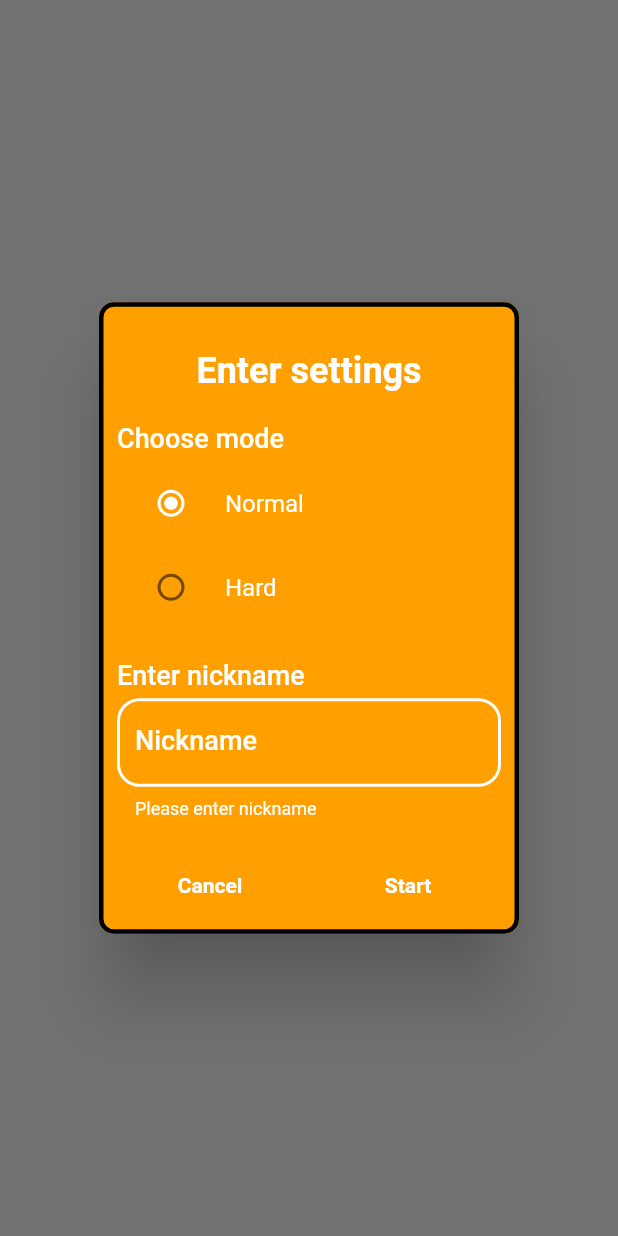
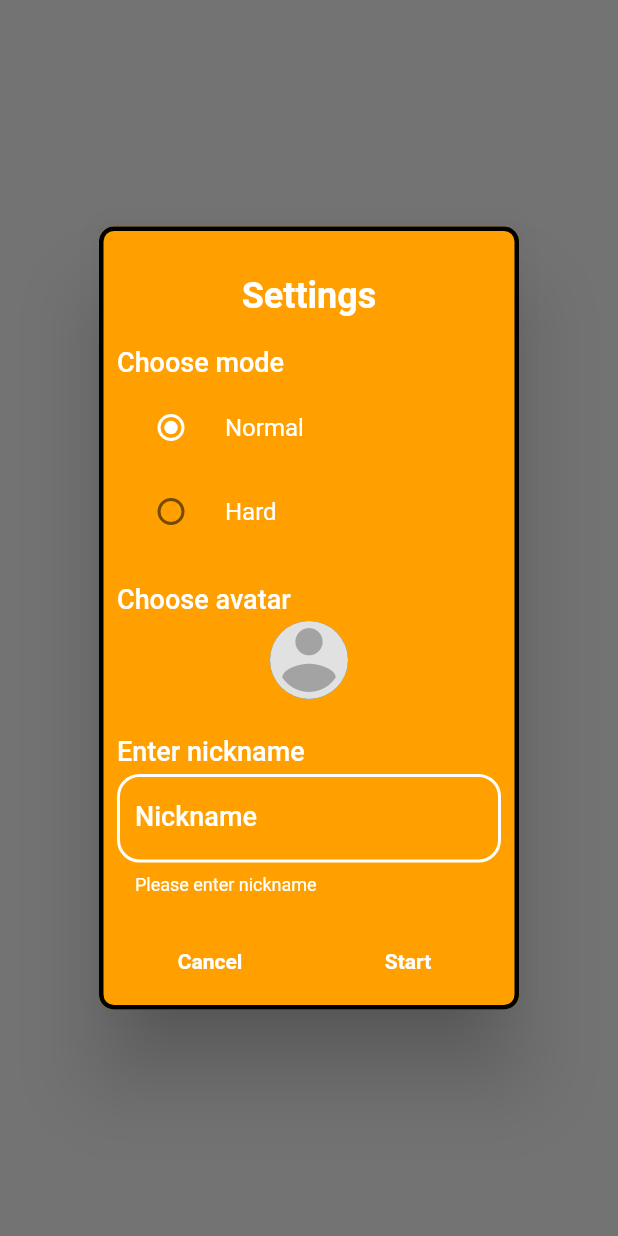
Before and after one commit to BartoszRudnik/snake_flutter, a Flutter app: what showStartDialog() shows on an empty page, opened directly, after a tap on "Start", on a phone screen of 412 x 824 dp. Run offline on Flutter 3.47's test engine with Material 2 defaults, Android fonts, the phone set to English and light mode, and no system bars; our stand-ins replace assets_audio_player, font_awesome_flutter, google_fonts, image_picker, screenshot, sensors_plus and 3 more; missing offline and left inert: flutter_vibrate; accounts and stored records are empty.

Commit message:
dodanie mozliwosci wyboru zdjecia profilowego gracza

```diff
--- a/lib/entry_screen.dart
+++ b/lib/entry_screen.dart
@@ -85,6 +85,7 @@ class _EntryScreenState extends State<EntryScreen> {
                                 arguments: {
                                   "username": args[0],
                                   "mode": args[1],
+                                  "image": args[2],
                                 },
                               );
                             }
--- a/lib/model/user.dart
+++ b/lib/model/user.dart
@@ -1,21 +1,31 @@
+import 'dart:typed_data';
+
 class User {
   String username;
+  String mode;
   int score;
+  Uint8List? image;
 
   User({
     required this.username,
     required this.score,
+    required this.image,
+    required this.mode,
   });
 
   static User fromJson(Map<String, Object> json) => User(
         username: json['username'] as String,
         score: json['score'] as int,
+        mode: json['mode'] as String,
+        image: Uint8List.fromList((json['image'] as String).codeUnits),
       );
 
   Map<String, dynamic> toJson() {
     return {
       "username": username,
       "score": score,
+      "mode": mode,
+      "image": String.fromCharCodes(image!),
     };
   }
 }
--- a/lib/utils/start_game_dialog.dart
+++ b/lib/utils/start_game_dialog.dart
@@ -1,9 +1,15 @@
+import 'dart:typed_data';
+
 import 'package:flutter/cupertino.dart';
 import 'package:flutter/material.dart';
+import 'package:flutter/services.dart';
+import 'package:image_picker/image_picker.dart';
 import 'package:snake_flutter/text_field_themes.dart';
 
 class StartGameDialog {
-  static Future<List<String>> showStartDialog(BuildContext context) async {
+  static Future<List<dynamic>> showStartDialog(BuildContext context) async {
+    Uint8List? image;
+
     final result = await showDialog(
       barrierDismissible: false,
       context: context,
@@ -28,7 +34,7 @@ class StartGameDialog {
               padding: EdgeInsets.all(8.0),
               child: Center(
                 child: Text(
-                  "Enter settings",
+                  "Settings",
                   style: TextStyle(
                     color: Colors.white,
                     fontSize: 24,
@@ -96,6 +102,55 @@ class StartGameDialog {
                         const Align(
                           alignment: Alignment.centerLeft,
                           child: Text(
+                            "Choose avatar",
+                            style: TextStyle(
+                              color: Colors.white,
+                              fontSize: 18,
+                              fontWeight: FontWeight.w500,
+                            ),
+                          ),
+                        ),
+                        GestureDetector(
+                          onTap: () async {
+                            final ImagePicker _picker = ImagePicker();
+
+                            XFile? newImage = await _picker.pickImage(source: ImageSource.gallery);
+                            final tmpImage = await newImage!.readAsBytes();
+
+                            setState(() {
+                              image = tmpImage;
+                            });
+                          },
+                          child: image == null
+                              ? Container(
+                                  height: 60,
+                                  width: 60,
+                                  padding: const EdgeInsets.symmetric(vertical: 4.0),
+                                  child: const CircleAvatar(
+                                    backgroundImage: AssetImage("assets/images/avatar.png"),
+                                    radius: 30,
+                                  ),
+                                )
+                              : Container(
+                                  height: 60,
+                                  width: 60,
+                                  padding: const EdgeInsets.all(8.0),
+                                  child: CircleAvatar(
+                                    backgroundImage: MemoryImage(image!),
+                                    radius: 30,
+                                  ),
+                                ),
+                        ),
+                      ],
+                    ),
+                  ),
+                  const SizedBox(height: 20),
+                  Flexible(
+                    child: Column(
+                      children: [
+                        const Align(
+                          alignment: Alignment.centerLeft,
+                          child: Text(
                             "Enter nickname",
                             style: TextStyle(
                               color: Colors.white,
@@ -140,7 +195,17 @@ class StartGameDialog {
               TextButton(
                 onPressed: () async {
                   if (_formKey.currentState!.validate()) {
-                    Navigator.of(context).pop([nickname, actualMode]);
+                    if (image == null) {
+                      await rootBundle.load("assets/images/avatar.png").then((data) => image = data.buffer.asUint8List());
+                    }
+
+                    Navigator.of(context).pop(
+                      [
+                        nickname,
+                        actualMode,
+                        image!,
+                      ],
+                    );
                   }
                 },
                 child: const Text(
--- a/pubspec.yaml
+++ b/pubspec.yaml
@@ -24,6 +24,7 @@ dependencies:
   screenshot: ^1.2.3
   share_plus: ^3.0.4
   path_provider: ^2.0.7
+  image_picker: ^0.8.4+4
 
 dev_dependencies:
   flutter_test:
@@ -37,7 +38,7 @@ flutter:
   assets:
     - assets/audios/back.mp3
     - assets/audios/lose.mp3
-    - assets/images/snake_logo.png
+    - assets/images/avatar.png
     - assets/images/snake_logo2.png
 
   # example:
```
Also changed, not shown: lib/game.dart (+9 -4 lines), lib/provider/scoreboard_provider.dart (+6 -1 lines), lib/scoreboard.dart (+27 -7 lines), assets/images/avatar.png (added), assets/images/snake_logo.png (deleted), pubspec.lock.
